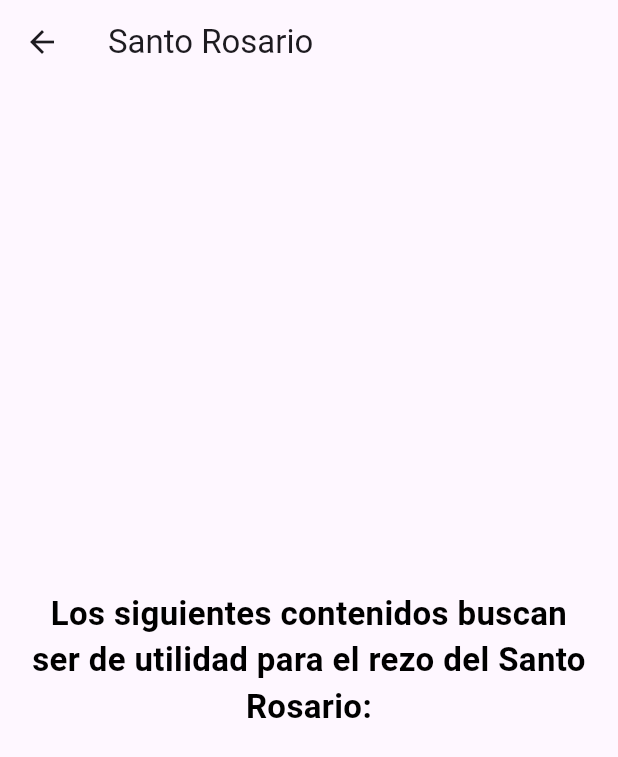
After one commit to meimeifriend/alcielo_1octubre_b, a Flutter app: the RosarioScreen screen opened directly, on a phone screen of 412 x 824 dp. The commit adds this screen. Shown: the top 757 px of the screen. Run offline on Flutter 3.47's test engine with Material 3 defaults, Android fonts, the phone set to English and light mode, and no system bars; our stand-ins replace video_player.

Commit message:
pestaña del santo rosario añadida

```diff
--- a/lib/screens/home_screen.dart
+++ b/lib/screens/home_screen.dart
@@ -1,10 +1,13 @@
 import 'package:alcielo_1octubre_b/screens/quiz_screen.dart';
+import 'package:alcielo_1octubre_b/screens/rosario_screen.dart';
 import 'package:flutter/material.dart';
 import 'guided_prayer_screen.dart';
 import 'donations_screen.dart';
 import 'free_prayer_screen.dart';
 import 'sobre_mi_screen.dart';
+import 'rosario_screen.dart';
 import 'sobre_carlo_acutis_screen.dart';
+
 
 class HomeScreen extends StatelessWidget {
   const HomeScreen({super.key});
@@ -65,6 +68,7 @@ class HomeScreen extends StatelessWidget {
           BottomNavigationBarItem(icon: Icon(Icons.timer), label: 'Rezo Libre'),
           BottomNavigationBarItem(icon: Icon(Icons.book), label: 'Rezo Guiado'),
           BottomNavigationBarItem(icon: Icon(Icons.monetization_on), label: 'Donaciones'),
+          BottomNavigationBarItem(icon: Icon(Icons.favorite), label: 'Santo Rosario'),
           BottomNavigationBarItem(icon: Icon(Icons.games), label: 'Juegos'),
 
         ],
@@ -89,6 +93,9 @@ class HomeScreen extends StatelessWidget {
               Navigator.push(context, MaterialPageRoute(builder: (context) => DonationsScreen()));
               break;
             case 6:
+              Navigator.push(context, MaterialPageRoute(builder: (context) => RosarioScreen()));
+              break;
+            case 7:
               Navigator.push(context, MaterialPageRoute(builder: (context) => QuizScreen()));
               break;
           }
--- /dev/null
+++ b/lib/screens/rosario_screen.dart
@@ -0,0 +1,26 @@
+import 'package:flutter/material.dart';
+
+class RosarioScreen extends StatelessWidget {
+  const RosarioScreen({super.key});
+
+  @override
+  Widget build(BuildContext context) {
+    return Scaffold(
+      appBar: AppBar(title: const Text('Santo Rosario')),
+      body: const Center(
+        child: Padding(
+          padding: EdgeInsets.all(16.0),
+          child: Text(
+            'Los siguientes contenidos buscan ser de utilidad para el rezo del Santo Rosario:',
+            style: TextStyle(
+              fontSize: 22,
+              fontWeight: FontWeight.bold,
+              color: Colors.black,
+            ),
+            textAlign: TextAlign.center,
+          ),
+        ),
+      ),
+    );
+  }
+}
```
